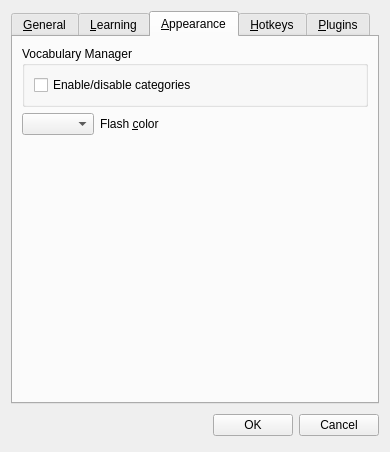
martin-kudlicka/vocabulary-master, file source/settingsdialog.ui: the form before one commit.
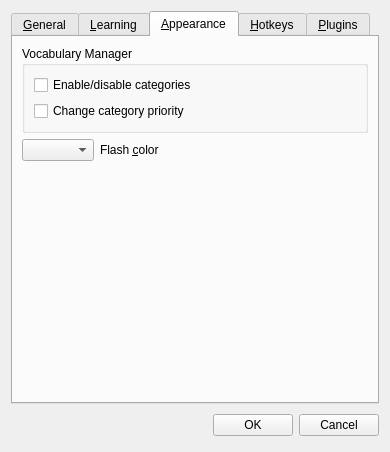
The form after the commit. The open tabs and pages were chosen to show the change. Custom widgets are drawn as their Qt base class.

Commit message: + optional category priority spin-box

```diff
--- a/source/settingsdialog.ui
+++ b/source/settingsdialog.ui
@@ -256,6 +256,13 @@
             </property>
            </widget>
           </item>
+          <item>
+           <widget class="QCheckBox" name="qcbVocabularyManagerCategoryPriority">
+            <property name="text">
+             <string>Change category priority</string>
+            </property>
+           </widget>
+          </item>
          </layout>
         </widget>
        </item>
```
The commit also changes 6 other files.
